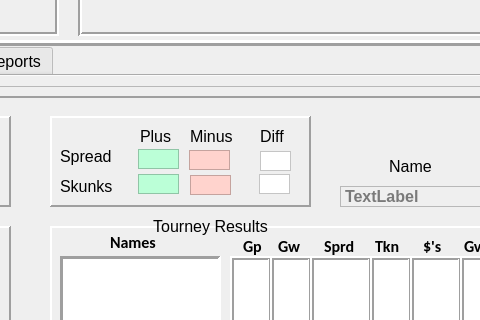
Before: the Qt Designer form CribbageQt/UI/CribbageQt.ui in mwycombe/CribbageQt, drawn with Qt 5; both pictures show x 272 to 752 and y 175 to 495 of the 1114 by 915 pixel window.
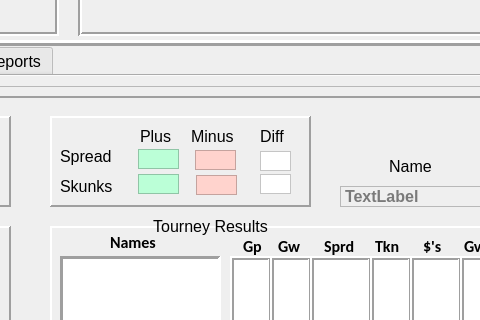
After: the same form once the commit is applied. The open tabs and pages were chosen to show the change.

Patch:
```diff
--- a/CribbageQt/UI/CribbageQt.ui
+++ b/CribbageQt/UI/CribbageQt.ui
@@ -1221,7 +1221,7 @@
         <widget class="QLabel" name="label_15">
          <property name="geometry">
           <rect>
-           <x>140</x>
+           <x>141</x>
            <y>10</y>
            <width>51</width>
            <height>20</height>
@@ -1268,7 +1268,7 @@
         <widget class="QLabel" name="spreadMinusValue">
          <property name="geometry">
           <rect>
-           <x>139</x>
+           <x>145</x>
            <y>34</y>
            <width>41</width>
            <height>20</height>
@@ -1325,7 +1325,7 @@
         <widget class="QLabel" name="skunkMinusValue">
          <property name="geometry">
           <rect>
-           <x>140</x>
+           <x>146</x>
            <y>59</y>
            <width>41</width>
            <height>20</height>
@@ -1344,7 +1344,7 @@
         <widget class="QLabel" name="skunkDiffValue">
          <property name="geometry">
           <rect>
-           <x>209</x>
+           <x>210</x>
            <y>58</y>
            <width>31</width>
            <height>20</height>
```
Left out of the diff: 45 changed lines with no effect on the pictures.
